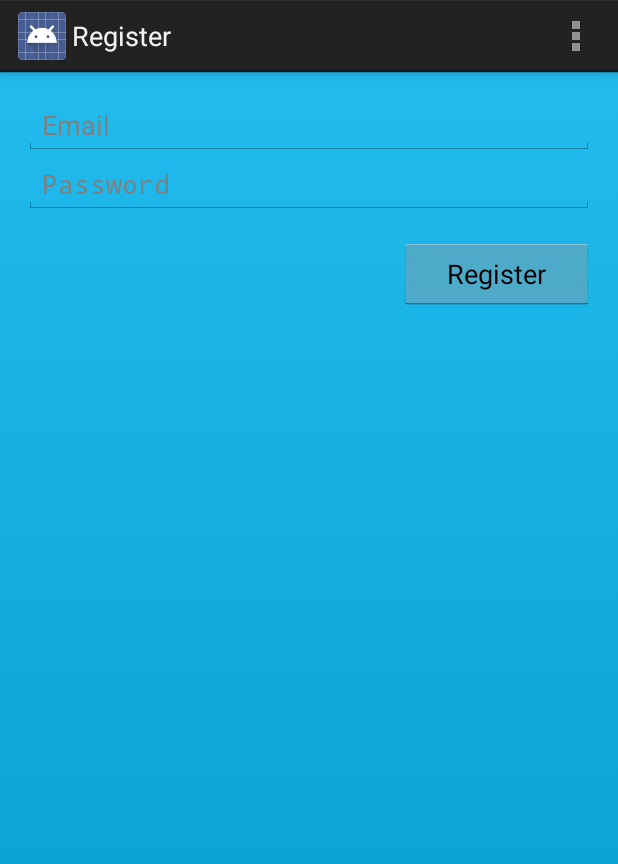
After one commit to pkillian/MingleAPI, an Android app: the RegisterActivity screen opened directly, with no data from a screen before it, on a phone screen of 412 x 824 dp. The commit adds this screen. Shown: the top 864 px of the screen. Run offline under Robolectric (Android 15) with nearby library versions, the phone set to English and light mode, and no system bars.

Commit message:
Register activity boilerplate

```diff
--- a/MingleAndroid/Mingle/src/main/AndroidManifest.xml
+++ b/MingleAndroid/Mingle/src/main/AndroidManifest.xml
@@ -24,6 +24,11 @@
                 <category android:name="android.intent.category.LAUNCHER" />
             </intent-filter>
         </activity>
+        <activity
+            android:name="com.aol.mingle.RegisterActivity"
+            android:label="@string/title_activity_register"
+            android:windowSoftInputMode="adjustResize|stateVisible" >
+        </activity>
     </application>
 
 </manifest>
--- /dev/null
+++ b/MingleAndroid/Mingle/src/main/java/com/aol/mingle/RegisterActivity.java
@@ -0,0 +1,240 @@
+package com.aol.mingle;
+
+import android.animation.Animator;
+import android.animation.AnimatorListenerAdapter;
+import android.annotation.TargetApi;
+import android.app.Activity;
+import android.os.AsyncTask;
+import android.os.Build;
+import android.os.Bundle;
+import android.text.TextUtils;
+import android.view.KeyEvent;
+import android.view.Menu;
+import android.view.View;
+import android.view.inputmethod.EditorInfo;
+import android.widget.EditText;
+import android.widget.TextView;
+
+/**
+ * Activity which displays a login screen to the user, offering registration as
+ * well.
+ */
+public class RegisterActivity extends Activity {
+    /**
+     * A dummy authentication store containing known user names and passwords.
+     * TODO: remove after connecting to a real authentication system.
+     */
+    private static final String[] DUMMY_CREDENTIALS = new String[]{
+            "foo@example.com:hello",
+            "bar@example.com:world"
+    };
+
+    /**
+     * The default email to populate the email field with.
+     */
+    public static final String EXTRA_EMAIL = "com.example.android.authenticatordemo.extra.EMAIL";
+
+    /**
+     * Keep track of the login task to ensure we can cancel it if requested.
+     */
+    private UserLoginTask mAuthTask = null;
+
+    // Values for email and password at the time of the login attempt.
+    private String mEmail;
+    private String mPassword;
+
+    // UI references.
+    private EditText mEmailView;
+    private EditText mPasswordView;
+    private View mLoginFormView;
+    private View mLoginStatusView;
+    private TextView mLoginStatusMessageView;
+
+    @Override
+    protected void onCreate(Bundle savedInstanceState) {
+        super.onCreate(savedInstanceState);
+
+        setContentView(R.layout.activity_register);
+
+        // Set up the login form.
+        mEmail = getIntent().getStringExtra(EXTRA_EMAIL);
+        mEmailView = (EditText) findViewById(R.id.email);
+        mEmailView.setText(mEmail);
+
+        mPasswordView = (EditText) findViewById(R.id.password);
+        mPasswordView.setOnEditorActionListener(new TextView.OnEditorActionListener() {
+            @Override
+            public boolean onEditorAction(TextView textView, int id, KeyEvent keyEvent) {
+                if (id == R.id.login || id == EditorInfo.IME_NULL) {
+                    attemptLogin();
+                    return true;
+                }
+                return false;
+            }
+        });
+
+        mLoginFormView = findViewById(R.id.register_form);
+        mLoginStatusView = findViewById(R.id.register_status);
+        mLoginStatusMessageView = (TextView) findViewById(R.id.register_status_message);
+
+        findViewById(R.id.sign_in_button).setOnClickListener(new View.OnClickListener() {
+            @Override
+            public void onClick(View view) {
+                attemptLogin();
+            }
+        });
+    }
+
+
+    @Override
+    public boolean onCreateOptionsMenu(Menu menu) {
+        super.onCreateOptionsMenu(menu);
+        getMenuInflater().inflate(R.menu.register, menu);
+        return true;
+    }
+
+    /**
+     * Attempts to sign in or register the account specified by the login form.
+     * If there are form errors (invalid email, missing fields, etc.), the
+     * errors are presented and no actual login attempt is made.
+     */
+    public void attemptLogin() {
+        if (mAuthTask != null) {
+            return;
+        }
+
+        // Reset errors.
+        mEmailView.setError(null);
+        mPasswordView.setError(null);
+
+        // Store values at the time of the login attempt.
+        mEmail = mEmailView.getText().toString();
+        mPassword = mPasswordView.getText().toString();
+
+        boolean cancel = false;
+        View focusView = null;
+
+        // Check for a valid password.
+        if (TextUtils.isEmpty(mPassword)) {
+            mPasswordView.setError(getString(R.string.error_field_required));
+            focusView = mPasswordView;
+            cancel = true;
+        } else if (mPassword.length() < 4) {
+            mPasswordView.setError(getString(R.string.error_invalid_password));
+            focusView = mPasswordView;
+            cancel = true;
+        }
+
+        // Check for a valid email address.
+        if (TextUtils.isEmpty(mEmail)) {
+            mEmailView.setError(getString(R.string.error_field_required));
+            focusView = mEmailView;
+            cancel = true;
+        } else if (!mEmail.contains("@")) {
+            mEmailView.setError(getString(R.string.error_invalid_email));
+            focusView = mEmailView;
+            cancel = true;
+        }
+
+        if (cancel) {
+            // There was an error; don't attempt login and focus the first
+            // form field with an error.
+            focusView.requestFocus();
+        } else {
+            // Show a progress spinner, and kick off a background task to
+            // perform the user login attempt.
+            mLoginStatusMessageView.setText(R.string.register_progress_text);
+            showProgress(true);
+            mAuthTask = new UserLoginTask();
+            mAuthTask.execute((Void) null);
+        }
+    }
+
+    /**
+     * Shows the progress UI and hides the login form.
+     */
+    @TargetApi(Build.VERSION_CODES.HONEYCOMB_MR2)
+    private void showProgress(final boolean show) {
+        // On Honeycomb MR2 we have the ViewPropertyAnimator APIs, which allow
+        // for very easy animations. If available, use these APIs to fade-in
+        // the progress spinner.
+        if (Build.VERSION.SDK_INT >= Build.VERSION_CODES.HONEYCOMB_MR2) {
+            int shortAnimTime = getResources().getInteger(android.R.integer.config_shortAnimTime);
+
+            mLoginStatusView.setVisibility(View.VISIBLE);
+            mLoginStatusView.animate()
+                    .setDuration(shortAnimTime)
+                    .alpha(show ? 1 : 0)
+                    .setListener(new AnimatorListenerAdapter() {
+                        @Override
+                        public void onAnimationEnd(Animator animation) {
+                            mLoginStatusView.setVisibility(show ? View.VISIBLE : View.GONE);
+                        }
+                    });
+
+            mLoginFormView.setVisibility(View.VISIBLE);
+            mLoginFormView.animate()
+                    .setDuration(shortAnimTime)
+                    .alpha(show ? 0 : 1)
+                    .setListener(new AnimatorListenerAdapter() {
+                        @Override
+                        public void onAnimationEnd(Animator animation) {
+                            mLoginFormView.setVisibility(show ? View.GONE : View.VISIBLE);
+                        }
+                    });
+        } else {
+            // The ViewPropertyAnimator APIs are not available, so simply show
+            // and hide the relevant UI components.
+            mLoginStatusView.setVisibility(show ? View.VISIBLE : View.GONE);
+            mLoginFormView.setVisibility(show ? View.GONE : View.VISIBLE);
+        }
+    }
+
+    /**
+     * Represents an asynchronous login/registration task used to authenticate
+     * the user.
+     */
+    public class UserLoginTask extends AsyncTask<Void, Void, Boolean> {
+        @Override
+        protected Boolean doInBackground(Void... params) {
+            // TODO: attempt authentication against a network service.
+
+            try {
+                // Simulate network access.
+                Thread.sleep(2000);
+            } catch (InterruptedException e) {
+                return false;
+            }
+
+            for (String credential : DUMMY_CREDENTIALS) {
+                String[] pieces = credential.split(":");
+                if (pieces[0].equals(mEmail)) {
+                    // Account exists, return true if the password matches.
+                    return pieces[1].equals(mPassword);
+                }
+            }
+
+            // TODO: register the new account here.
+            return true;
+        }
+
+        @Override
+        protected void onPostExecute(final Boolean success) {
+            mAuthTask = null;
+            showProgress(false);
+
+            if (success) {
+                finish();
+            } else {
+                mPasswordView.setError(getString(R.string.error_incorrect_password));
+                mPasswordView.requestFocus();
+            }
+        }
+
+        @Override
+        protected void onCancelled() {
+            mAuthTask = null;
+            showProgress(false);
+        }
+    }
+}
--- a/MingleAndroid/Mingle/src/main/res/layout/activity_main.xml
+++ b/MingleAndroid/Mingle/src/main/res/layout/activity_main.xml
@@ -3,7 +3,7 @@
     android:layout_width="match_parent"
     android:layout_height="match_parent"
     android:background="@drawable/main_background"
-    tools:context=".MainActivity">
+    tools:context=".RegisterActivity">
 
     <!-- The primary full-screen view. This can be replaced with whatever view
          is needed to present your content, e.g. VideoView, SurfaceView,
--- /dev/null
+++ b/MingleAndroid/Mingle/src/main/res/layout/activity_register.xml
@@ -0,0 +1,70 @@
+<merge xmlns:android="http://schemas.android.com/apk/res/android"
+    xmlns:tools="http://schemas.android.com/tools"
+    tools:context=".RegisterActivity">
+
+    <!-- Login progress -->
+    <LinearLayout android:id="@+id/register_status"
+        android:visibility="gone"
+        android:layout_width="wrap_content"
+        android:layout_height="wrap_content"
+        android:layout_gravity="center"
+        android:gravity="center_horizontal"
+        android:orientation="vertical">
+        <ProgressBar style="?android:attr/progressBarStyleLarge"
+            android:layout_width="wrap_content"
+            android:layout_height="wrap_content"
+            android:layout_marginBottom="8dp"/>
+        <TextView
+            android:id="@+id/register_status_message"
+            android:textAppearance="?android:attr/textAppearanceMedium"
+            android:fontFamily="sans-serif-light"
+            android:layout_width="wrap_content"
+            android:layout_height="wrap_content"
+            android:layout_marginBottom="16dp"
+            android:text="@string/register_progress_text" />
+    </LinearLayout>
+
+    <!-- Login form -->
+    <ScrollView
+        android:id="@+id/register_form"
+        android:layout_width="match_parent"
+        android:layout_height="match_parent"
+        android:background="@drawable/main_background">
+
+        <LinearLayout style="@style/LoginFormContainer"
+            android:orientation="vertical">
+
+            <EditText
+                android:id="@+id/email"
+                android:singleLine="true"
+                android:maxLines="1"
+                android:layout_width="match_parent"
+                android:layout_height="wrap_content"
+                android:inputType="textEmailAddress"
+                android:hint="@string/prompt_email" />
+
+            <EditText
+                android:id="@+id/password"
+                android:singleLine="true"
+                android:maxLines="1"
+                android:layout_width="match_parent"
+                android:layout_height="wrap_content"
+                android:hint="@string/prompt_password"
+                android:inputType="textPassword"
+                android:imeActionLabel="@string/action_register_short"
+                android:imeActionId="@+id/login"
+                android:imeOptions="actionUnspecified" />
+
+            <Button android:id="@+id/sign_in_button"
+                android:layout_width="wrap_content"
+                android:layout_height="wrap_content"
+                android:layout_marginTop="16dp"
+                android:text="@string/action_register"
+                android:paddingLeft="32dp"
+                android:paddingRight="32dp"
+                android:layout_gravity="right" />
+
+        </LinearLayout>
+
+    </ScrollView>
+</merge>
--- /dev/null
+++ b/MingleAndroid/Mingle/src/main/res/menu/register.xml
@@ -0,0 +1,7 @@
+<menu xmlns:android="http://schemas.android.com/apk/res/android"
+    xmlns:tools="http://schemas.android.com/tools"
+    tools:context=".${activityClass}">
+    <item android:id="@+id/action_forgot_password"
+        android:title="@string/action_forgot_password"
+        android:showAsAction="never" />
+</menu>
--- /dev/null
+++ b/MingleAndroid/Mingle/src/main/res/values-large/styles.xml
@@ -0,0 +1,10 @@
+<resources>
+
+    <style name="LoginFormContainer">
+        <item name="android:layout_width">400dp</item>
+        <item name="android:layout_height">wrap_content</item>
+        <item name="android:layout_gravity">center</item>
+        <item name="android:padding">16dp</item>
+    </style>
+
+</resources>
--- /dev/null
+++ b/MingleAndroid/Mingle/src/main/res/values/strings_activity_register.xml
@@ -0,0 +1,19 @@
+<resources>
+        <string name="title_activity_register">Register</string>
+
+    <!-- Strings related to login -->
+    <string name="prompt_email">Email</string>
+    <string name="prompt_password">Password</string>
+
+    <string name="action_register">Register</string>
+    <string name="action_register_short">Register</string>
+
+    <string name="action_forgot_password">Recover lost password</string>
+
+    <string name="register_progress_text">Signing in&#8230;</string>
+
+    <string name="error_invalid_email">This email address is invalid</string>
+    <string name="error_invalid_password">This password is too short</string>
+    <string name="error_incorrect_password">This password is incorrect</string>
+    <string name="error_field_required">This field is required</string>
+</resources>
--- a/MingleAndroid/Mingle/src/main/res/values/styles.xml
+++ b/MingleAndroid/Mingle/src/main/res/values/styles.xml
@@ -23,4 +23,10 @@
 
     <style name="ButtonBarButton" />
 
+    <style name="LoginFormContainer">
+        <item name="android:layout_width">match_parent</item>
+        <item name="android:layout_height">wrap_content</item>
+        <item name="android:padding">16dp</item>
+    </style>
+
 </resources>
```
